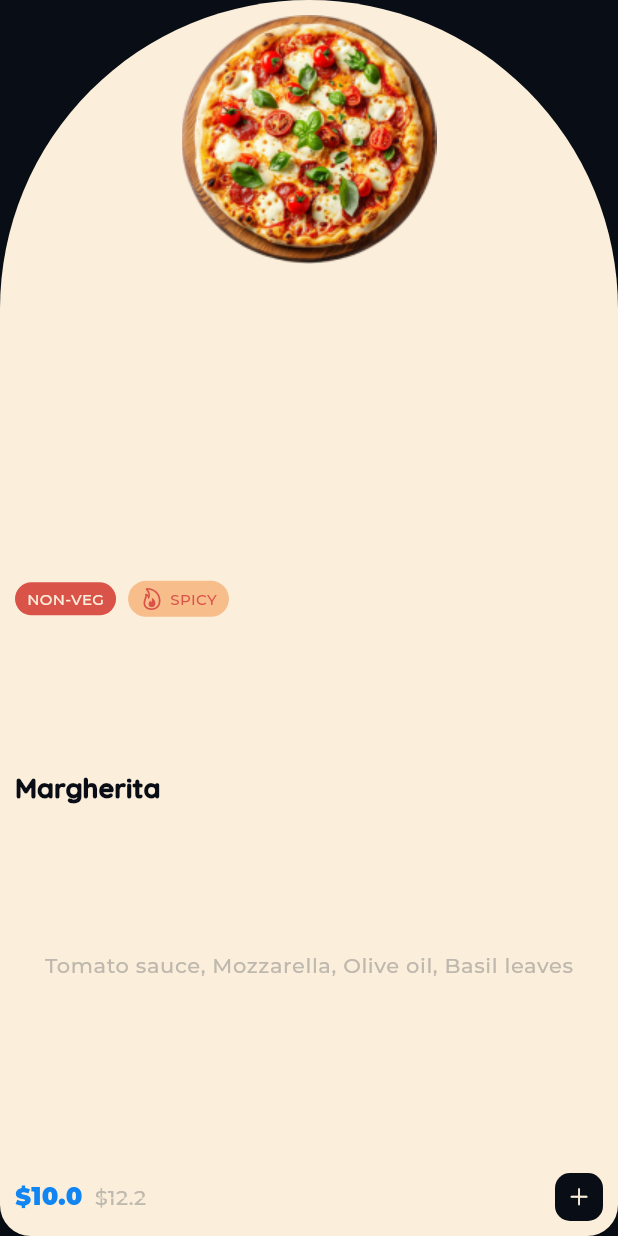
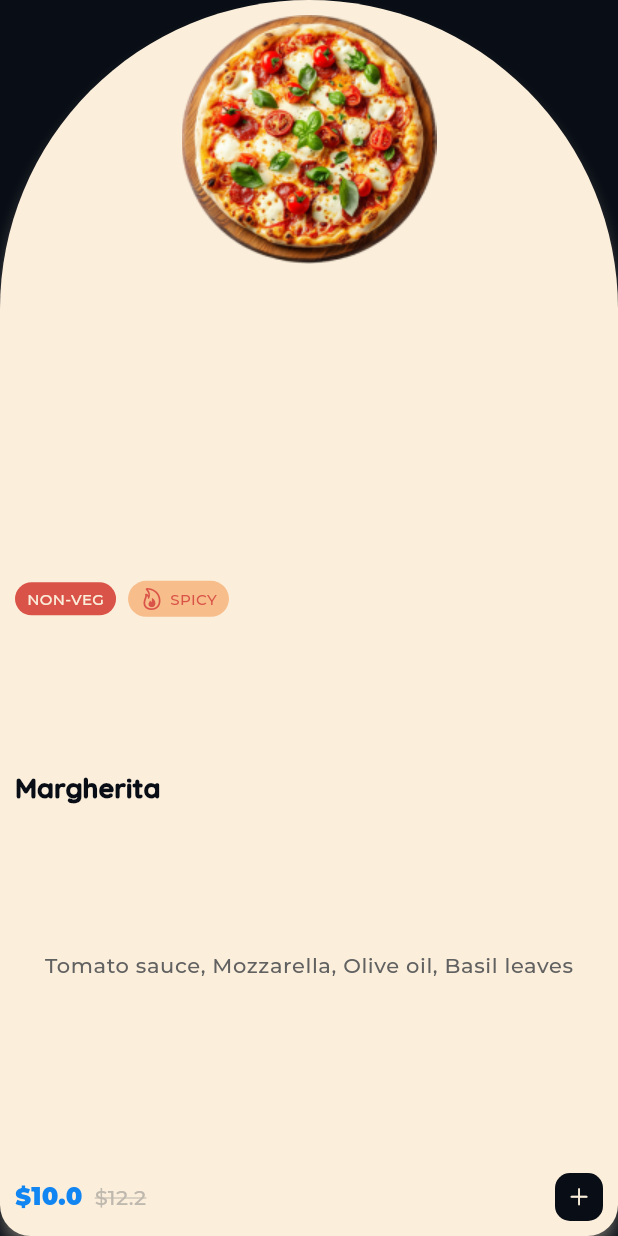
Before and after one commit to antonio63963/pizza_app, a Flutter app: the PizzaCard widget shown alone on an empty page, opened directly with sample values from the repository, on a phone screen of 412 x 824 dp. Run offline on Flutter 3.47's test engine with Material 3 defaults, Android fonts, the phone set to English and light mode, and no system bars; our stand-ins replace bloc, cloud_firestore, equatable, firebase_auth, firebase_core, flutter_bloc and 5 more; accounts and stored records are empty.

Commit message:
added pizzas refactoring card

```diff
--- a/lib/core/components/app_widgets/pizza_card/pizza_card.dart
+++ b/lib/core/components/app_widgets/pizza_card/pizza_card.dart
@@ -18,6 +18,7 @@ class PizzaCard extends StatelessWidget {
   Widget build(BuildContext context) {
     return Material(
       elevation: 4,
+      shadowColor: MyColors.light,
       shape: const RoundedRectangleBorder(borderRadius: MyStyles.cardBorder),
       color: MyColors.light,
       child: InkWell(
--- a/lib/core/components/app_widgets/pizza_card/widgets/pizza_card_description.dart
+++ b/lib/core/components/app_widgets/pizza_card/widgets/pizza_card_description.dart
@@ -15,6 +15,7 @@ class PizzaCardDescription extends StatelessWidget {
           style: Theme.of(context).textTheme.bodySmall?.copyWith(
                 fontSize: 14,
                 overflow: TextOverflow.clip,
+                color: Colors.grey.shade700,
               ),
         ),
       ),
--- a/lib/core/components/app_widgets/pizza_card/widgets/pizza_price.dart
+++ b/lib/core/components/app_widgets/pizza_card/widgets/pizza_price.dart
@@ -31,6 +31,7 @@ class PizzaPrice extends StatelessWidget {
             style: const TextStyle(
               fontFamily: 'Montserrat',
               decoration: TextDecoration.lineThrough,
+              decorationColor: MyColors.grey,
               color: MyColors.grey,
               fontSize: 14,
             ),
--- a/lib/core/components/app_widgets/pizza_card/widgets/veg_and_spicy.dart
+++ b/lib/core/components/app_widgets/pizza_card/widgets/veg_and_spicy.dart
@@ -14,6 +14,7 @@ class VegAndSpicy extends StatelessWidget {
       children: [
         TagPizza(
           tagName: isVegan ? 'Pure-veg' : 'Non-veg',
+          bgColor: isVegan ? MyColors.green : null,
         ),
         const SizedBox(width: 8),
         TagPizza(
```
Also changed, not shown: lib/data/models/pizza_model.dart (+20 -0 lines), assets/img/pizza/Peperoni.png (added), 1 other file.
